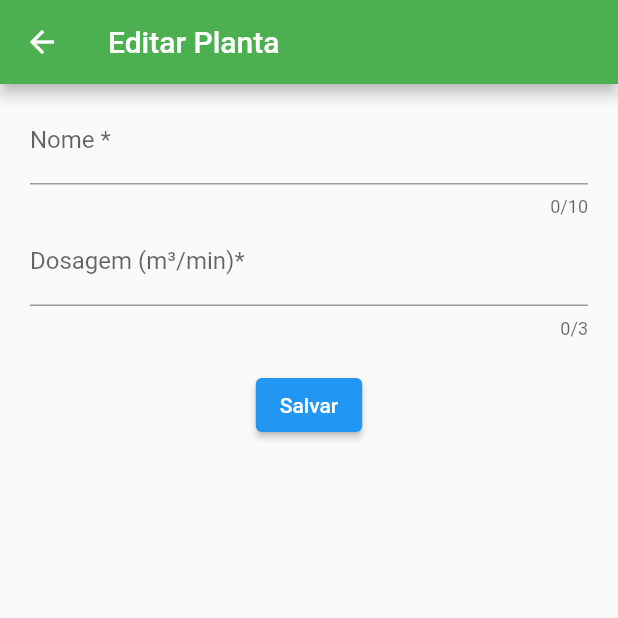
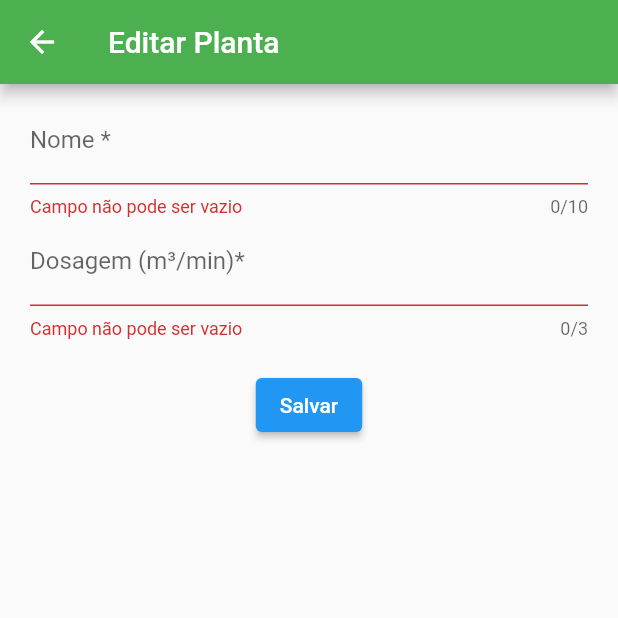
Before and after one commit to victorlf/autoponia_app, a Flutter app: the PlantEdit screen opened by its route, after a tap on "Salvar", on a phone screen of 412 x 824 dp, the top half of it. Run offline on Flutter 3.47's test engine with Material 2 defaults, Android fonts, the light colour scheme and no system bars; our stand-ins replace dio, flutter_bloc, flutter_modular.

Commit message:
feat: add form verification for empty field.

```diff
--- /dev/null
+++ b/lib/src/core/widgets/input_form.dart
@@ -0,0 +1,37 @@
+import 'package:flutter/material.dart';
+
+class InputForm extends StatefulWidget {
+  final TextEditingController controller;
+  final String label;
+  final int maxLength;
+  const InputForm(
+      {Key? key,
+      required this.controller,
+      required this.label,
+      required this.maxLength})
+      : super(key: key);
+
+  @override
+  State<InputForm> createState() => _InputFormState();
+}
+
+class _InputFormState extends State<InputForm> {
+  @override
+  Widget build(BuildContext context) {
+    return TextFormField(
+      controller: widget.controller,
+      decoration: InputDecoration(
+        labelText: widget.label,
+      ),
+      maxLength: widget.maxLength,
+      validator: (String? value) {
+        if (value != null) {
+          value = value.trim();
+          return value.isEmpty ? 'Campo não pode ser vazio' : null;
+        } else {
+          return 'Campo não pode ser vazio';
+        }
+      },
+    );
+  }
+}
--- a/lib/src/modules/app/views/widgets/home_buton.dart
+++ b/lib/src/modules/app/views/widgets/home_buton.dart
@@ -23,7 +23,10 @@ class HomeButton extends StatelessWidget {
     return GestureDetector(
       onTap: () => Modular.to.navigate(navigationPath ?? '/home'),
       child: Container(
-        decoration: BoxDecoration(color: color),
+        decoration: BoxDecoration(
+          color: color,
+          borderRadius: BorderRadius.circular(20.0),
+        ),
         width: width,
         height: height,
         alignment: Alignment.center,
--- a/lib/src/modules/plant/views/pages/plant_edit.dart
+++ b/lib/src/modules/plant/views/pages/plant_edit.dart
@@ -1,4 +1,5 @@
 import 'package:autoponia_app/src/core/app_snackbar.dart';
+import 'package:autoponia_app/src/core/widgets/input_form.dart';
 import 'package:autoponia_app/src/modules/plant/models/plant_model.dart';
 import 'package:autoponia_app/src/modules/plant/cubits/plant_state.dart';
 import 'package:autoponia_app/src/modules/plant/cubits/plant_cubit.dart';
@@ -18,7 +19,10 @@ class _PlantEditState extends ModularState<PlantEdit, PlantCubit> {
   late TextEditingController nameController;
   late TextEditingController dosageController;
 
+  final GlobalKey<FormState> _formKey = GlobalKey<FormState>();
+
   void onSave() {
+    if (_formKey.currentState!.validate()) {
       bloc
           .update(widget.plant!.copyWith(
         name: nameController.text,
@@ -41,8 +45,10 @@ class _PlantEditState extends ModularState<PlantEdit, PlantCubit> {
         );
       });
     }
+  }
 
   void onCreate() {
+    if (_formKey.currentState!.validate()) {
       final plant = PlantModel(
           name: nameController.text,
           watering: bloc.plants.length.toString(),
@@ -66,6 +72,7 @@ class _PlantEditState extends ModularState<PlantEdit, PlantCubit> {
           ),
         );
       });
+    }
   }
 
   @override
@@ -102,22 +109,18 @@ class _PlantEditState extends ModularState<PlantEdit, PlantCubit> {
             return Padding(
               padding:
                   const EdgeInsets.symmetric(horizontal: 20.0, vertical: 8.0),
+              child: Form(
+                key: _formKey,
                 child: Column(
                   children: [
-                  TextFormField(
+                    InputForm(
                         controller: nameController,
-                    decoration: const InputDecoration(
-                      labelText: 'Nome *',
-                    ),
-                    maxLength: 10,
-                  ),
-                  TextFormField(
+                        label: 'Nome *',
+                        maxLength: 10),
+                    InputForm(
                         controller: dosageController,
-                    decoration: const InputDecoration(
-                      labelText: 'Dosagem (m³/min)*',
-                    ),
-                    maxLength: 3,
-                  ),
+                        label: 'Dosagem (m³/min)*',
+                        maxLength: 3),
                     const SizedBox(
                       height: 20.0,
                     ),
@@ -128,6 +131,7 @@ class _PlantEditState extends ModularState<PlantEdit, PlantCubit> {
                         child: Text('Salvar')),
                   ],
                 ),
+              ),
             );
           }),
     );
```
Also changed, not shown: lib/src/modules/sprinker/views/pages/sprinkler_edit.dart (+14 -8 lines), 1 other file. Lines whose indentation alone changed are shown as unchanged.
